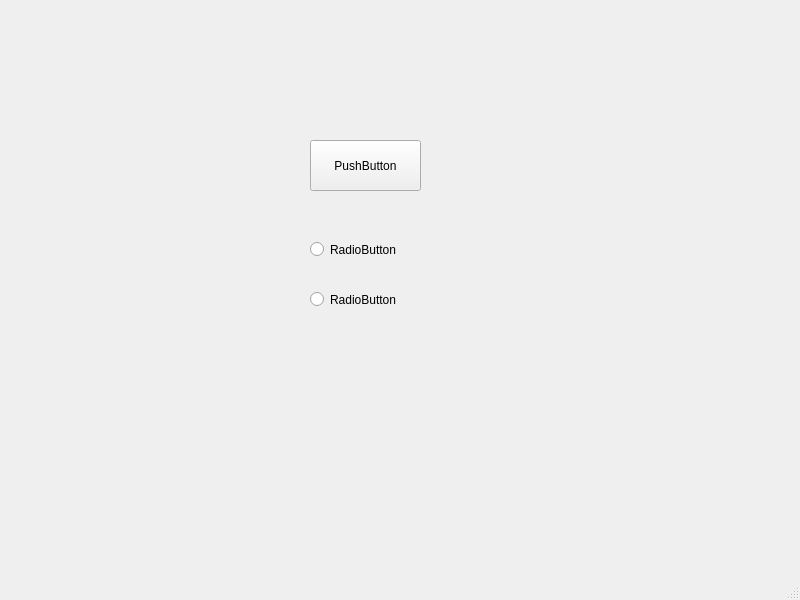
First picture: the form in window_app/demo.ui, repository LilaMorgen/test, before the edit.
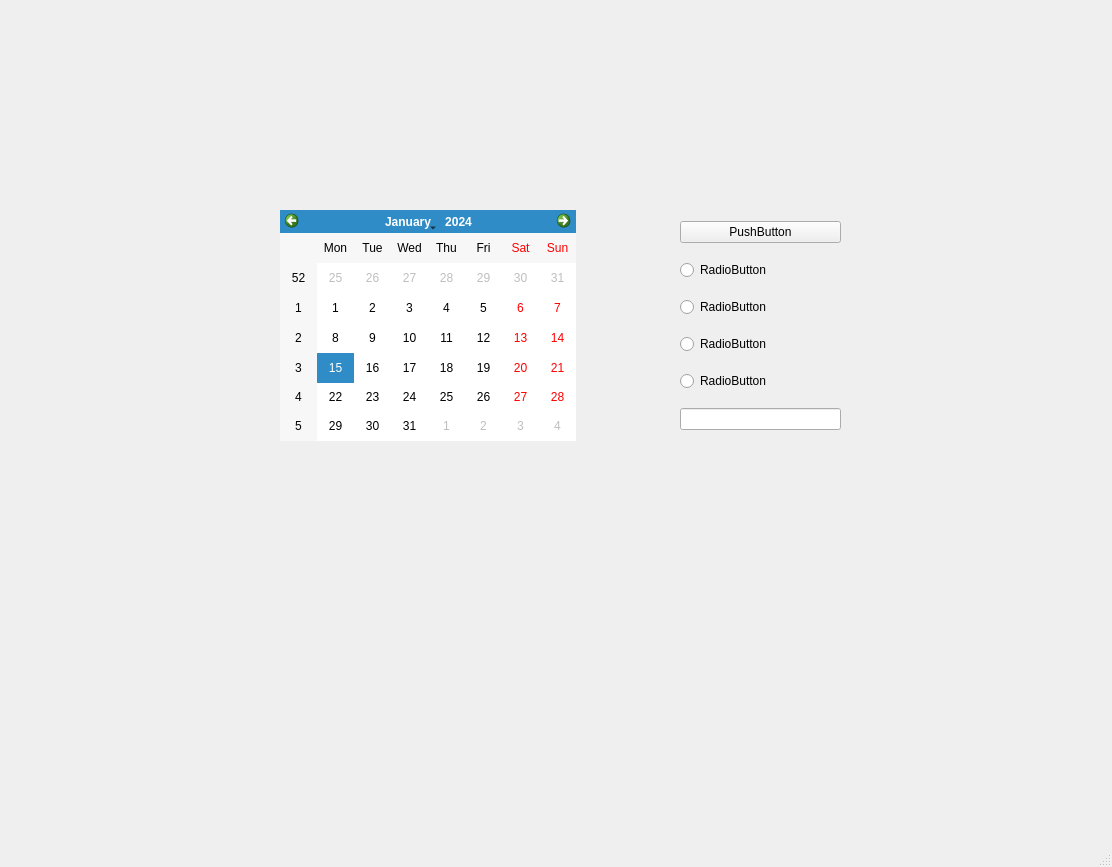
Second picture: the form after the edit.

Patch:
```diff
--- a/window_app/demo.ui
+++ b/window_app/demo.ui
@@ -6,51 +6,72 @@
    <rect>
     <x>0</x>
     <y>0</y>
-    <width>800</width>
-    <height>600</height>
+    <width>1112</width>
+    <height>867</height>
    </rect>
   </property>
   <property name="windowTitle">
    <string>MainWindow</string>
   </property>
   <widget class="QWidget" name="centralwidget">
-   <widget class="QPushButton" name="pushButton">
+   <widget class="QWidget" name="verticalLayoutWidget">
     <property name="geometry">
      <rect>
-      <x>310</x>
-      <y>140</y>
-      <width>111</width>
-      <height>51</height>
+      <x>680</x>
+      <y>210</y>
+      <width>161</width>
+      <height>231</height>
      </rect>
     </property>
-    <property name="text">
-     <string>PushButton</string>
-    </property>
+    <layout class="QVBoxLayout" name="verticalLayout">
+     <item>
+      <widget class="QPushButton" name="pushButton">
+       <property name="text">
+        <string>PushButton</string>
+       </property>
+      </widget>
+     </item>
+     <item>
+      <widget class="QRadioButton" name="radioButton">
+       <property name="text">
+        <string>RadioButton</string>
+       </property>
+      </widget>
+     </item>
+     <item>
+      <widget class="QRadioButton" name="radioButton_4">
+       <property name="text">
+        <string>RadioButton</string>
+       </property>
+      </widget>
+     </item>
+     <item>
+      <widget class="QRadioButton" name="radioButton_3">
+       <property name="text">
+        <string>RadioButton</string>
+       </property>
+      </widget>
+     </item>
+     <item>
+      <widget class="QRadioButton" name="radioButton_2">
+       <property name="text">
+        <string>RadioButton</string>
+       </property>
+      </widget>
+     </item>
+     <item>
+      <widget class="QLineEdit" name="lineEdit"/>
+     </item>
+    </layout>
    </widget>
-   <widget class="QRadioButton" name="radioButton">
+   <widget class="QCalendarWidget" name="calendarWidget">
     <property name="geometry">
      <rect>
-      <x>310</x>
-      <y>240</y>
-      <width>115</width>
-      <height>19</height>
+      <x>280</x>
+      <y>210</y>
+      <width>296</width>
+      <height>231</height>
      </rect>
-    </property>
-    <property name="text">
-     <string>RadioButton</string>
-    </property>
-   </widget>
-   <widget class="QRadioButton" name="radioButton_2">
-    <property name="geometry">
-     <rect>
-      <x>310</x>
-      <y>290</y>
-      <width>115</width>
-      <height>19</height>
-     </rect>
-    </property>
-    <property name="text">
-     <string>RadioButton</string>
     </property>
    </widget>
   </widget>
```
Left out of the diff: 2 changed lines with no effect on the pictures.
